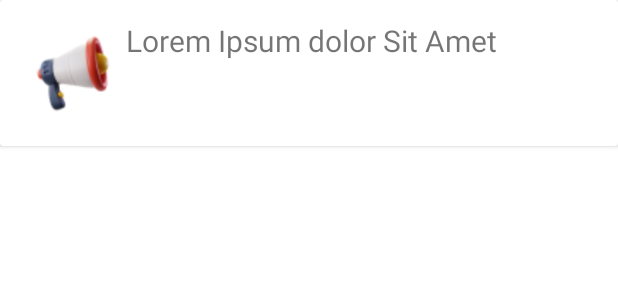
After one commit to SpectreOfSolitude/OperationLevelUp, an Android app: the layout list_item.xml on its own in the app's theme, with its tools: preview values and no code run, on a phone screen of 412 x 824 dp. The commit adds this screen. Shown: the top 300 px of the screen. Run offline under Robolectric (Android 15) with nearby library versions, the phone set to English and light mode, and no system bars.

Commit message:
Push_break1

```diff
--- a/app/src/main/AndroidManifest.xml
+++ b/app/src/main/AndroidManifest.xml
@@ -15,6 +15,9 @@
         android:supportsRtl="true"
         android:theme="@style/Theme.Whizz"
         tools:targetApi="31">
+        <activity
+            android:name=".ui.quest.QuestActivity"
+            android:exported="false" />
         <activity
             android:name=".ui.ui.login.LoginActivity"
             android:exported="false" />
--- a/app/src/main/java/com/example/whizz/MainActivity.java
+++ b/app/src/main/java/com/example/whizz/MainActivity.java
@@ -11,12 +11,13 @@ import androidx.navigation.NavController;
 import androidx.navigation.Navigation;
 import androidx.navigation.ui.AppBarConfiguration;
 import androidx.navigation.ui.NavigationUI;
-
+import android.widget.TextView;
 import com.example.whizz.databinding.ActivityMainBinding;
 
 public class MainActivity extends AppCompatActivity {
 
     private ActivityMainBinding binding;
+    TextView textView;
 
     @Override
     protected void onCreate(Bundle savedInstanceState) {
@@ -29,7 +30,7 @@ public class MainActivity extends AppCompatActivity {
         // Passing each menu ID as a set of Ids because each
         // menu should be considered as top level destinations.
         AppBarConfiguration appBarConfiguration = new AppBarConfiguration.Builder(
-                R.id.navigation_home, R.id.navigation_dashboard, R.id.navigation_notifications)
+                R.id.navigation_home, R.id.navigation_notifications)
                 .build();
         NavController navController = Navigation.findNavController(this, R.id.nav_host_fragment_activity_main);
         NavigationUI.setupActionBarWithNavController(this, navController, appBarConfiguration);
--- a/app/src/main/java/com/example/whizz/ui/quest/DashboardViewModel.java
+++ b/app/src/main/java/com/example/whizz/ui/quest/DashboardViewModel.java
@@ -1,4 +1,4 @@
-package com.example.whizz.ui.quest;
+package com.example.whizz.ui.Quest;
 
 import androidx.lifecycle.LiveData;
 import androidx.lifecycle.MutableLiveData;
--- a/app/src/main/res/layout/activity_login.xml
+++ b/app/src/main/res/layout/activity_login.xml
@@ -94,7 +94,6 @@
         android:layout_marginBottom="148dp"
         android:width="175dp"
         android:backgroundTint="@color/yellow_whizz"
-        android:enabled="false"
         android:text="@string/action_sign_in"
         android:textColorHint="#979292"
         app:layout_constraintBottom_toBottomOf="parent"
--- /dev/null
+++ b/app/src/main/res/layout/list_item.xml
@@ -0,0 +1,31 @@
+<?xml version="1.0" encoding="utf-8"?>
+<androidx.cardview.widget.CardView xmlns:android="http://schemas.android.com/apk/res/android"
+    android:layout_width="match_parent"
+    android:layout_height="wrap_content">
+    <LinearLayout
+        android:layout_width="match_parent"
+        android:layout_height="match_parent"
+        android:padding="8dp"
+        android:layout_margin="5dp"
+        android:orientation="horizontal"
+        >
+        <ImageView
+            android:id="@+id/quest1"
+            android:layout_width="60dp"
+            android:layout_height="60dp"
+            android:layout_margin="5dp"
+            android:src="@drawable/toa"
+            />
+        <TextView
+            android:id="@+id/desc_q1"
+            android:layout_width="wrap_content"
+            android:layout_height="match_parent"
+            android:text="Lorem Ipsum dolor Sit Amet"
+            android:textSize="20sp"
+
+            />
+
+
+    </LinearLayout>
+
+</androidx.cardview.widget.CardView>
```
Also changed, not shown: app/src/main/java/com/example/whizz/ui/quest/DashboardFragment.kt (+52 -52 lines), app/src/main/java/com/example/whizz/ui/quest/QuestActivity.java (added, +20 -0 lines), app/src/main/java/com/example/whizz/ui/ui/login/LoginActivity.java (+127 -111 lines), app/src/main/res/layout/activity_quest.xml (added, +15 -0 lines), app/src/main/res/drawable/earth.png (added), app/src/main/res/drawable/rugby.png (added), app/src/main/res/drawable/toa.png (added).
